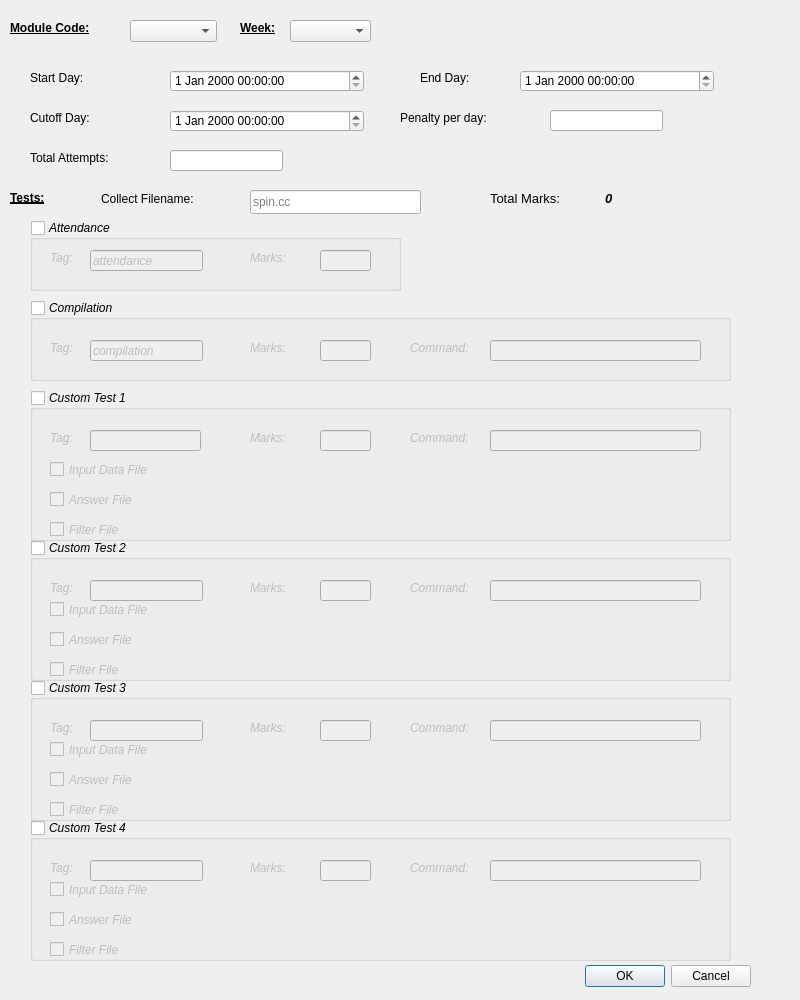
naichuan-zhang/handin-system-ul, file ui/create_weekly_assignment_dialog.ui: the form before one commit.
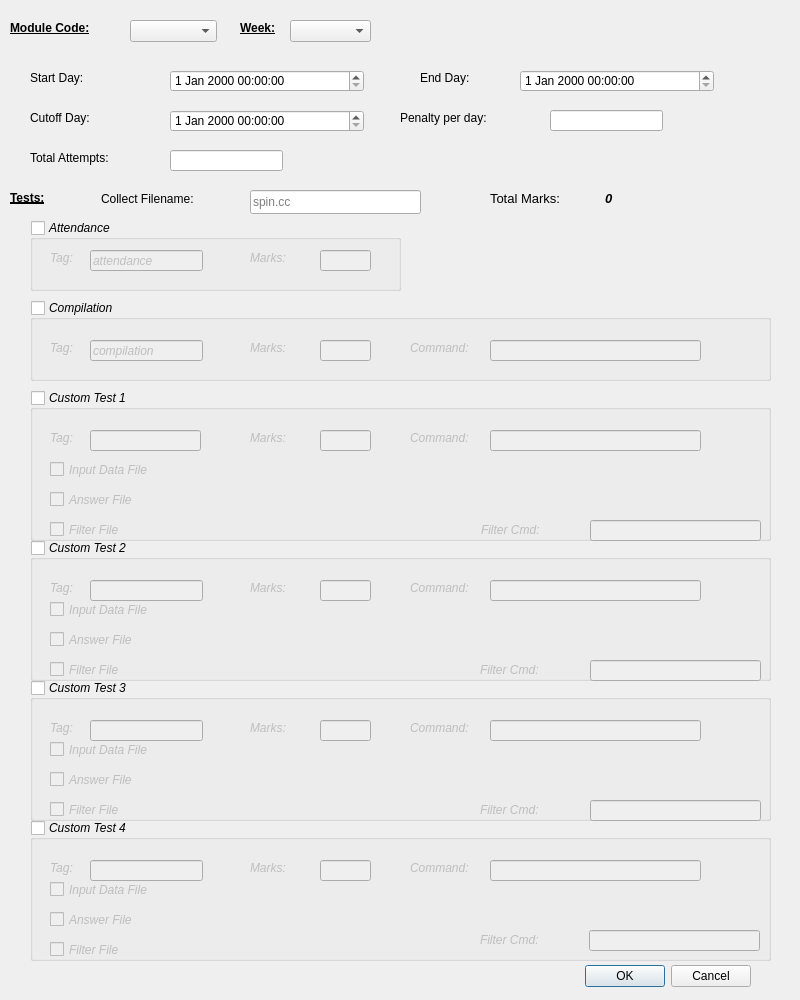
The form after the commit.

```diff
--- a/ui/create_weekly_assignment_dialog.ui
+++ b/ui/create_weekly_assignment_dialog.ui
@@ -354,7 +354,7 @@
     <rect>
      <x>30</x>
      <y>300</y>
-     <width>701</width>
+     <width>741</width>
      <height>81</height>
     </rect>
    </property>
@@ -476,7 +476,7 @@
     <rect>
      <x>30</x>
      <y>390</y>
-     <width>701</width>
+     <width>741</width>
      <height>151</height>
     </rect>
    </property>
@@ -634,9 +634,9 @@
    <widget class="QLabel" name="label_test1_filterFile">
     <property name="geometry">
      <rect>
-      <x>170</x>
+      <x>140</x>
       <y>130</y>
-      <width>521</width>
+      <width>331</width>
       <height>16</height>
      </rect>
     </property>
@@ -644,13 +644,36 @@
      <string/>
     </property>
    </widget>
+   <widget class="QLabel" name="label_28">
+    <property name="geometry">
+     <rect>
+      <x>451</x>
+      <y>130</y>
+      <width>101</width>
+      <height>20</height>
+     </rect>
+    </property>
+    <property name="text">
+     <string>Filter Cmd:</string>
+    </property>
+   </widget>
+   <widget class="QLineEdit" name="lineEdit_test1_filterCommand">
+    <property name="geometry">
+     <rect>
+      <x>560</x>
+      <y>130</y>
+      <width>171</width>
+      <height>21</height>
+     </rect>
+    </property>
+   </widget>
   </widget>
   <widget class="QGroupBox" name="groupBox_customTest2">
    <property name="geometry">
     <rect>
      <x>30</x>
      <y>540</y>
-     <width>701</width>
+     <width>741</width>
      <height>141</height>
     </rect>
    </property>
@@ -810,7 +833,7 @@
      <rect>
       <x>170</x>
       <y>120</y>
-      <width>521</width>
+      <width>281</width>
       <height>16</height>
      </rect>
     </property>
@@ -818,13 +841,36 @@
      <string/>
     </property>
    </widget>
+   <widget class="QLineEdit" name="lineEdit_test2_filterCommand">
+    <property name="geometry">
+     <rect>
+      <x>560</x>
+      <y>120</y>
+      <width>171</width>
+      <height>21</height>
+     </rect>
+    </property>
+   </widget>
+   <widget class="QLabel" name="label_29">
+    <property name="geometry">
+     <rect>
+      <x>450</x>
+      <y>120</y>
+      <width>101</width>
+      <height>20</height>
+     </rect>
+    </property>
+    <property name="text">
+     <string>Filter Cmd:</string>
+    </property>
+   </widget>
   </widget>
   <widget class="QGroupBox" name="groupBox_customTest3">
    <property name="geometry">
     <rect>
      <x>30</x>
      <y>680</y>
-     <width>701</width>
+     <width>741</width>
      <height>141</height>
     </rect>
    </property>
@@ -984,7 +1030,7 @@
      <rect>
       <x>170</x>
       <y>120</y>
-      <width>521</width>
+      <width>271</width>
       <height>16</height>
      </rect>
     </property>
@@ -992,13 +1038,36 @@
      <string/>
     </property>
    </widget>
+   <widget class="QLineEdit" name="lineEdit_test3_filterCommand">
+    <property name="geometry">
+     <rect>
+      <x>560</x>
+      <y>120</y>
+      <width>171</width>
+      <height>21</height>
+     </rect>
+    </property>
+   </widget>
+   <widget class="QLabel" name="label_30">
+    <property name="geometry">
+     <rect>
+      <x>450</x>
+      <y>120</y>
+      <width>101</width>
+      <height>20</height>
+     </rect>
+    </property>
+    <property name="text">
+     <string>Filter Cmd:</string>
+    </property>
+   </widget>
   </widget>
   <widget class="QGroupBox" name="groupBox_customTest4">
    <property name="geometry">
     <rect>
      <x>30</x>
      <y>820</y>
-     <width>701</width>
+     <width>741</width>
      <height>141</height>
     </rect>
    </property>
@@ -1119,7 +1188,7 @@
      <rect>
       <x>170</x>
       <y>120</y>
-      <width>521</width>
+      <width>271</width>
       <height>16</height>
      </rect>
     </property>
@@ -1166,6 +1235,29 @@
      <string/>
     </property>
    </widget>
+   <widget class="QLineEdit" name="lineEdit_test4_filterCommand">
+    <property name="geometry">
+     <rect>
+      <x>559</x>
+      <y>110</y>
+      <width>171</width>
+      <height>21</height>
+     </rect>
+    </property>
+   </widget>
+   <widget class="QLabel" name="label_31">
+    <property name="geometry">
+     <rect>
+      <x>450</x>
+      <y>110</y>
+      <width>101</width>
+      <height>20</height>
+     </rect>
+    </property>
+    <property name="text">
+     <string>Filter Cmd:</string>
+    </property>
+   </widget>
   </widget>
  </widget>
  <resources/>
```
